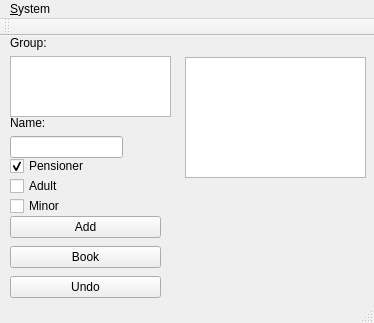
This is Qt/tickets/mainwindow.ui in CDuPlooy/tickets as Qt 5 draws it before an edit. The edited form follows.
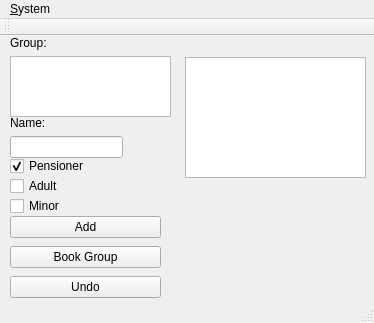
This is the edited form.

```diff
--- a/Qt/tickets/mainwindow.ui
+++ b/Qt/tickets/mainwindow.ui
@@ -24,7 +24,7 @@
      </rect>
     </property>
     <property name="text">
-     <string>Book</string>
+     <string>Book Group</string>
     </property>
    </widget>
    <widget class="QCheckBox" name="chkPensioner">
```
Left out of the diff: 2 changed lines with no effect on the pictures.
